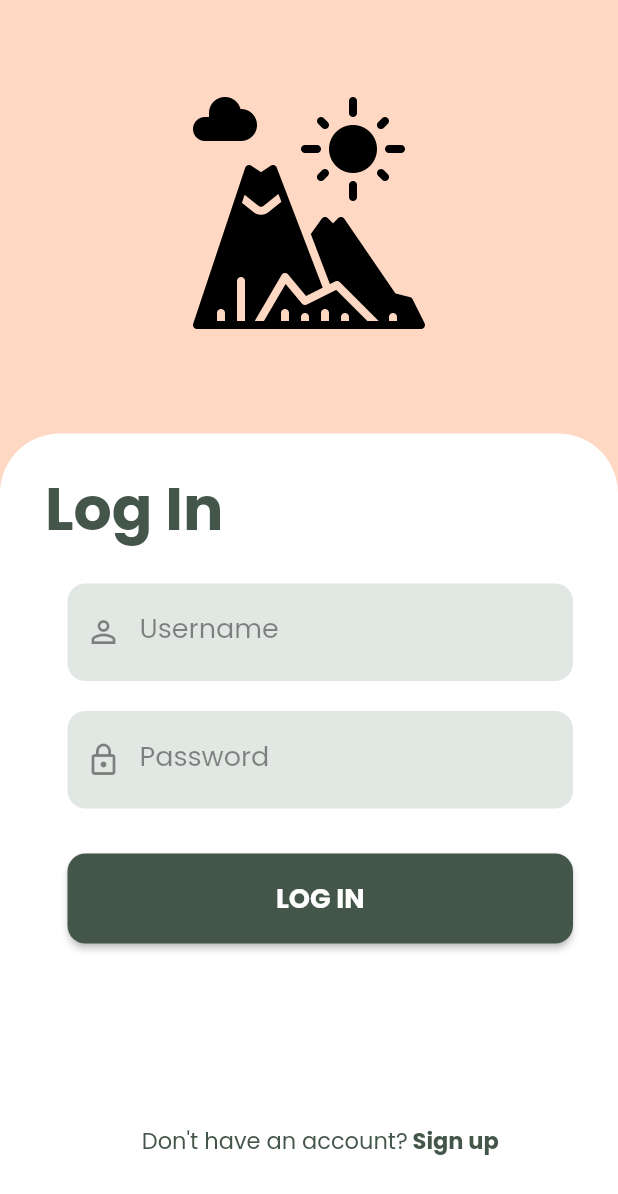
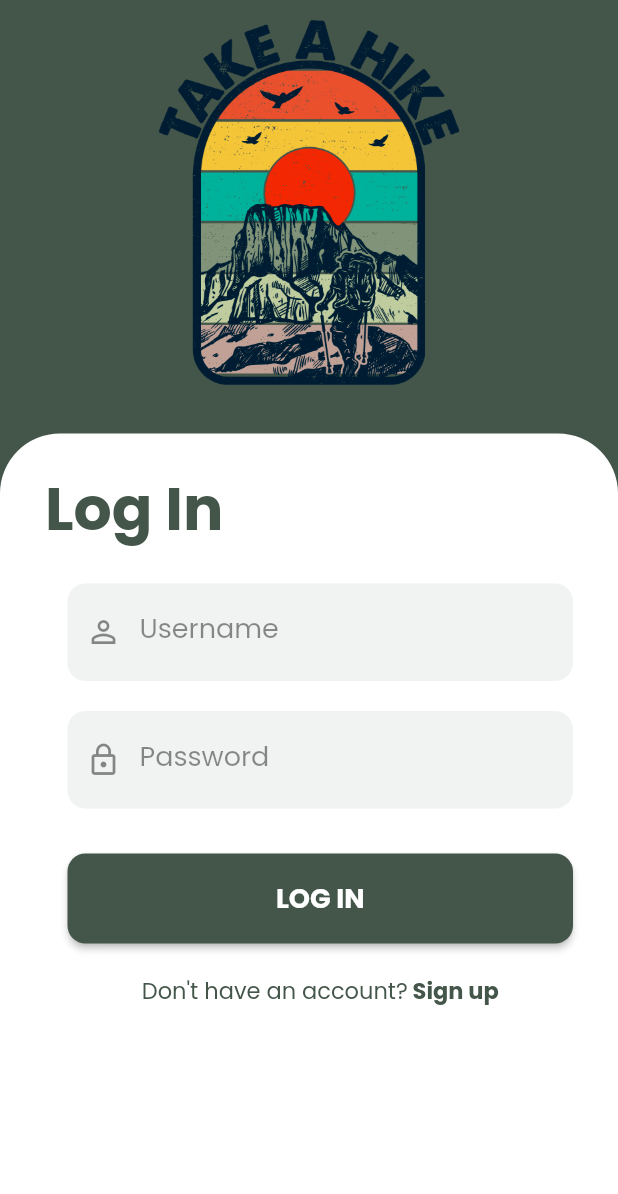
Before and after one commit to nicoletahrm/Pathfinder, a Flutter app: the screen it shows after launch, on a phone screen of 412 x 824 dp. Shown: the top 1194 px of the screen. Run offline on Flutter 3.47's test engine with Material 2 defaults, Android fonts, the phone set to English and light mode, and no system bars; our stand-ins replace google_fonts.

Commit message:
New logo and screen colors changed for login

```diff
--- a/pathfinder_app/lib/main.dart
+++ b/pathfinder_app/lib/main.dart
@@ -8,6 +8,7 @@ void main() {
 class MyApp extends StatelessWidget {
   const MyApp({super.key});
 
+  @override
   Widget build(BuildContext context) {
     return MaterialApp(
       title: 'Flutter Demo',
--- a/pathfinder_app/lib/reusable_widgets/reusable_widget.dart
+++ b/pathfinder_app/lib/reusable_widgets/reusable_widget.dart
@@ -4,12 +4,11 @@ import 'package:google_fonts/google_fonts.dart';
 
 Transform logo(String imageName) {
   return Transform.translate(
-      offset: const Offset(0, -353),
+      offset: const Offset(0, -360),
       child: Image.asset(
         imageName,
-        scale: 3.0,
+        scale: 4.5,
         width: double.infinity,
-        //color: Colors.white,
       ));
 }
 
@@ -32,7 +31,7 @@ TextField reusableTextField(String text, IconData icon, bool isPasswordType,
       labelStyle: const TextStyle(color: Colors.black45, fontSize: 18),
       filled: true,
       floatingLabelBehavior: FloatingLabelBehavior.never,
-      fillColor: hexStringToColor("#e1e8e3"),
+      fillColor: hexStringToColor("#f0f3f1"),
       border: OutlineInputBorder(
           borderRadius: BorderRadius.circular(12.0),
           borderSide: const BorderSide(width: 0, style: BorderStyle.none)),
--- a/pathfinder_app/lib/screens/login_screen.dart
+++ b/pathfinder_app/lib/screens/login_screen.dart
@@ -14,16 +14,15 @@ class LoginScreen extends StatefulWidget {
 }
 
 class _LoginScreenState extends State<LoginScreen> {
-  final TextEditingController _emailTextController = TextEditingController();
+  final TextEditingController _usernameTextController = TextEditingController();
   final TextEditingController _passwordTextController = TextEditingController();
 
   @override
   Widget build(BuildContext context) {
     return Scaffold(
       resizeToAvoidBottomInset: false,
-      backgroundColor: hexStringToColor("#fed8c3"),
+      backgroundColor: hexStringToColor("#44564a"),
       body: ListView(
-        //padding: const EdgeInsets.fromLTRB(0, 400, 0, 0),
         shrinkWrap: false,
         reverse: true,
         children: [
@@ -32,7 +31,7 @@ class _LoginScreenState extends State<LoginScreen> {
             children: [
               Stack(
                 children: [
-                  logo("assets/images/logo.png"),
+                  logo("assets/images/logo1.png"),
                   Container(
                     height: 535,
                     width: double.infinity,
@@ -68,7 +67,7 @@ class _LoginScreenState extends State<LoginScreen> {
                                     "Username",
                                     Icons.person_outline,
                                     false,
-                                    _emailTextController),
+                                    _usernameTextController),
                                 const SizedBox(
                                   height: 20,
                                 ),
@@ -81,9 +80,6 @@ class _LoginScreenState extends State<LoginScreen> {
                                   height: 20,
                                 ),
                                 loginButton(context, true, () {}),
-                                const SizedBox(
-                                  height: 100,
-                                ),
                                 signUpOption(),
                               ],
                             ),
--- a/pathfinder_app/lib/utils/colors_utils.dart
+++ b/pathfinder_app/lib/utils/colors_utils.dart
@@ -4,7 +4,7 @@ hexStringToColor(String hexColor) {
   hexColor = hexColor.toUpperCase().replaceAll("#", "");
 
   if (hexColor.length == 6) {
-    hexColor = "FF" + hexColor;
+    hexColor = "FF$hexColor"; // $ = interpolation
   }
 
   return Color(int.parse(hexColor, radix: 16));
```
Also changed, not shown: pathfinder_app/assets/images/logo1.png (added).
